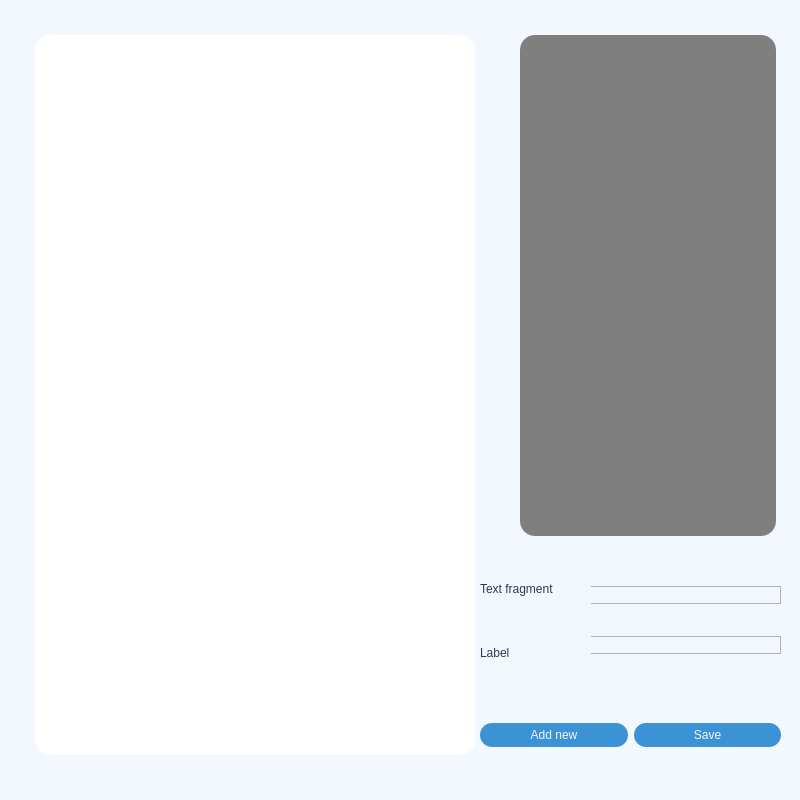
Above: uis/texts_label_window.ui from pavdmit/sl before the change. Below: the same form after it.
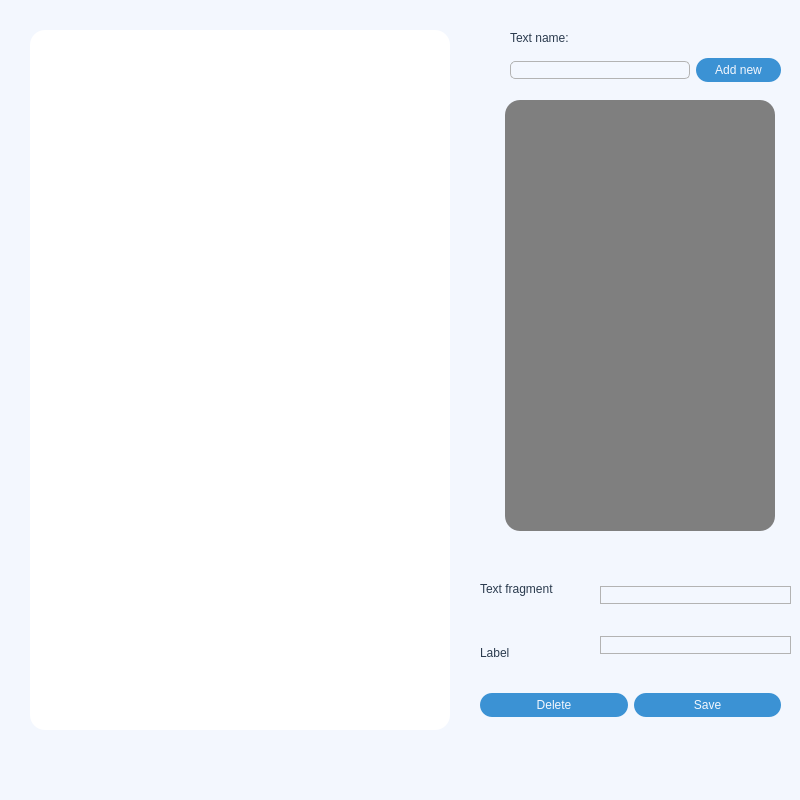
That is the form after the change.

```diff
--- a/uis/texts_label_window.ui
+++ b/uis/texts_label_window.ui
@@ -43,29 +43,10 @@
    <property name="frameShadow">
     <enum>QFrame::Raised</enum>
    </property>
-   <widget class="QLabel" name="text">
-    <property name="geometry">
-     <rect>
-      <x>35</x>
-      <y>35</y>
-      <width>440</width>
-      <height>720</height>
-     </rect>
-    </property>
-    <property name="styleSheet">
-     <string notr="true">border-radius:15px;
-background-color: rgb(255, 255, 255);
-font: 22pt &quot;Andale Mono&quot;;
-color:rgb(255,255,255);</string>
-    </property>
-    <property name="text">
-     <string>TextLabelaeidijeuuwguiweafjenufiorahgoe</string>
-    </property>
-   </widget>
    <widget class="QWidget" name="verticalLayoutWidget_2">
     <property name="geometry">
      <rect>
-      <x>590</x>
+      <x>600</x>
       <y>560</y>
       <width>191</width>
       <height>121</height>
@@ -77,7 +58,8 @@
        <property name="styleSheet">
         <string notr="true">QLineEdit {
 	border: 1px solid rgb(179, 179, 179);
-	border-radius:10px
+	border-radius:10px;
+	color:rgb(43,59,78);
 }</string>
        </property>
       </widget>
@@ -87,7 +69,8 @@
        <property name="styleSheet">
         <string notr="true">QLineEdit {
 	border: 1px solid rgb(179, 179, 179);
-	border-radius:10px
+	border-radius:10px;
+	color:rgb(43,59,78);
 }</string>
        </property>
       </widget>
@@ -97,10 +80,10 @@
    <widget class="QTableWidget" name="list_of_labels">
     <property name="geometry">
      <rect>
-      <x>520</x>
-      <y>35</y>
-      <width>256</width>
-      <height>501</height>
+      <x>505</x>
+      <y>100</y>
+      <width>270</width>
+      <height>431</height>
      </rect>
     </property>
     <property name="styleSheet">
@@ -123,14 +106,14 @@
     <property name="geometry">
      <rect>
       <x>480</x>
-      <y>710</y>
+      <y>680</y>
       <width>301</width>
       <height>51</height>
      </rect>
     </property>
     <layout class="QHBoxLayout" name="horizontalLayout">
      <item>
-      <widget class="QPushButton" name="addnew_btn">
+      <widget class="QPushButton" name="delete_btn">
        <property name="minimumSize">
         <size>
          <width>0</width>
@@ -152,7 +135,7 @@
 }</string>
        </property>
        <property name="text">
-        <string>Add new</string>
+        <string>Delete</string>
        </property>
       </widget>
      </item>
@@ -219,6 +202,107 @@
      </item>
     </layout>
    </widget>
+   <widget class="QWidget" name="horizontalLayoutWidget_2">
+    <property name="geometry">
+     <rect>
+      <x>510</x>
+      <y>50</y>
+      <width>271</width>
+      <height>41</height>
+     </rect>
+    </property>
+    <layout class="QHBoxLayout" name="horizontalLayout_2">
+     <item>
+      <widget class="QComboBox" name="texts_list">
+       <property name="minimumSize">
+        <size>
+         <width>180</width>
+         <height>0</height>
+        </size>
+       </property>
+       <property name="maximumSize">
+        <size>
+         <width>200</width>
+         <height>16777215</height>
+        </size>
+       </property>
+       <property name="styleSheet">
+        <string notr="true">QComboBox {
+	border: 1px solid rgb(179, 179, 179);
+	border-radius: 5px;
+	font: 13pt &quot;Andale Mono&quot;;
+	color:rgb(43,59,78);
+}
+
+QComboBox::drop-down 
+{
+    border: 0px;
+}</string>
+       </property>
+      </widget>
+     </item>
+     <item>
+      <widget class="QPushButton" name="addnew_btn">
+       <property name="minimumSize">
+        <size>
+         <width>0</width>
+         <height>24</height>
+        </size>
+       </property>
+       <property name="styleSheet">
+        <string notr="true">QPushButton {
+	background-color: rgb(59, 146, 212);
+	color:rgb(243,247,254);
+	border: 0px solid;
+	border-radius: 12px;
+	font: 13pt &quot;Andale Mono&quot;;
+}
+
+QPushButton:hover {
+	background-color: rgb(243,247,254);
+	color:rgb(59, 146, 212);
+}</string>
+       </property>
+       <property name="text">
+        <string>Add new</string>
+       </property>
+      </widget>
+     </item>
+    </layout>
+   </widget>
+   <widget class="QTextBrowser" name="text">
+    <property name="geometry">
+     <rect>
+      <x>30</x>
+      <y>30</y>
+      <width>420</width>
+      <height>700</height>
+     </rect>
+    </property>
+    <property name="styleSheet">
+     <string notr="true">background-color: rgb(255, 255, 255);
+border-radius:15px;
+font: 10pt &quot;Andale Mono&quot;;
+color:rgb(43,59,78);</string>
+    </property>
+   </widget>
+   <widget class="QLabel" name="label">
+    <property name="geometry">
+     <rect>
+      <x>510</x>
+      <y>30</y>
+      <width>81</width>
+      <height>16</height>
+     </rect>
+    </property>
+    <property name="styleSheet">
+     <string notr="true">font: 13pt &quot;Andale Mono&quot;;
+color:rgb(43,59,78);</string>
+    </property>
+    <property name="text">
+     <string>Text name:</string>
+    </property>
+   </widget>
   </widget>
  </widget>
  <resources/>
```
Left out of the diff: 2 changed lines with no effect on the pictures.
